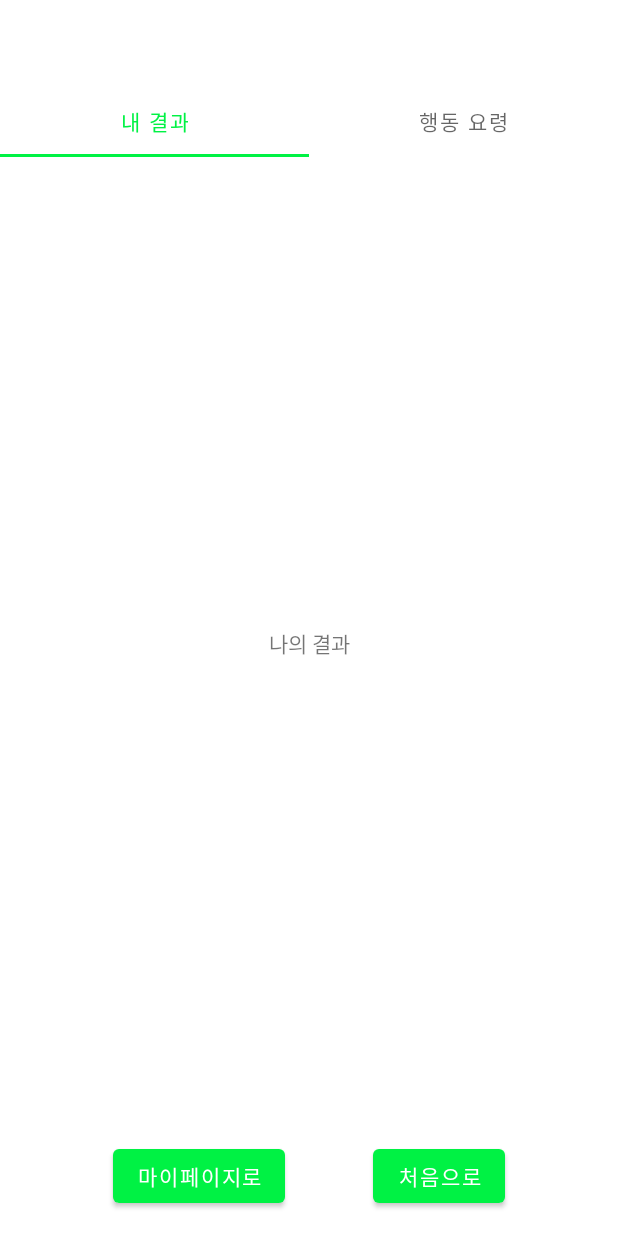
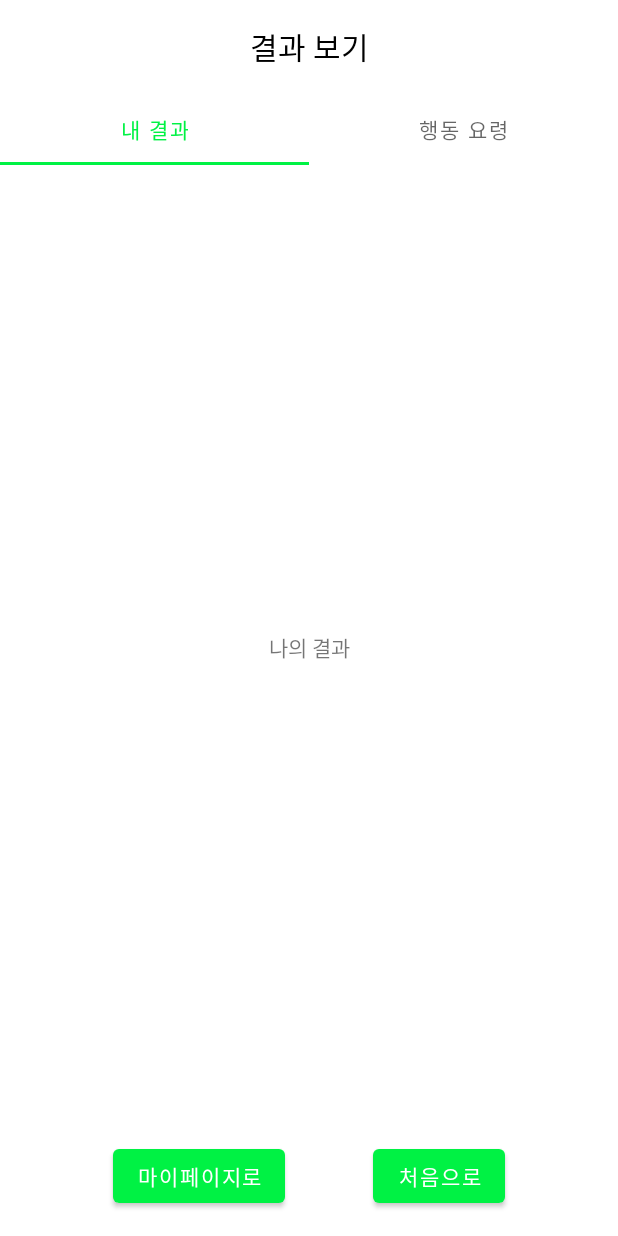
Before and after one commit to SOPKATHON-9th/Damin-AOS, an Android app: the MyResultFragment screen opened directly, with no data from a screen before it, on a phone screen of 412 x 824 dp. Run offline under Robolectric (Android 15) with nearby library versions, the phone set to English and light mode, and no system bars; our stand-ins replace data binding; libraries missing offline, so code that uses them is left out: com.jakewharton.retrofit2; 1 statement that could not run was skipped.

Commit message:
feat: 결과 화면 레트로핏 코드 구현

```diff
--- a/app/src/main/java/sopt/haeti/damin_aos/data/remote/response/Response.kt
+++ b/app/src/main/java/sopt/haeti/damin_aos/data/remote/response/Response.kt
@@ -2,6 +2,7 @@ package sopt.haeti.damin_aos.data.remote.response
 
 import kotlinx.serialization.SerialName
 import kotlinx.serialization.Serializable
+
 @Serializable
 data class ResSituationResult(
     @SerialName("status")
--- a/app/src/main/java/sopt/haeti/damin_aos/presentation/result/MyResultFragment.kt
+++ b/app/src/main/java/sopt/haeti/damin_aos/presentation/result/MyResultFragment.kt
@@ -2,12 +2,45 @@ package sopt.haeti.damin_aos.presentation.result
 
 import android.os.Bundle
 import android.view.View
+import retrofit2.Call
+import retrofit2.Callback
+import retrofit2.Response
 import sopt.haeti.damin_aos.R
+import sopt.haeti.damin_aos.data.remote.request.ReqSituationResult
+import sopt.haeti.damin_aos.data.remote.response.ResSituationResult
 import sopt.haeti.damin_aos.databinding.FragmentMyResultBinding
+import sopt.haeti.damin_aos.server.ServicePool
 import sopt.haeti.damin_aos.util.base.BindingFragment
 
 class MyResultFragment : BindingFragment<FragmentMyResultBinding>(R.layout.fragment_my_result) {
     override fun onViewCreated(view: View, savedInstanceState: Bundle?) {
         super.onViewCreated(view, savedInstanceState)
+
+        getSituationResult()
+    }
+
+    private fun getSituationResult() {
+        val mockRequest = ReqSituationResult(
+            "SAFE",
+            "STORM",
+            "SUBWAY",
+            "IN_SUBWAY"
+        )
+
+        ServicePool.apiService.getSituationResult(mockRequest)
+            .enqueue(object : Callback<ResSituationResult> {
+                override fun onResponse(
+                    call: Call<ResSituationResult>,
+                    response: Response<ResSituationResult>
+                ) {
+                    if(response.isSuccessful){
+                        binding.tvResult.text = response.body()?.data?.result
+                    }
+                }
+
+                override fun onFailure(call: Call<ResSituationResult>, t: Throwable) {
+
+                }
+            })
     }
 }
--- a/app/src/main/java/sopt/haeti/damin_aos/server/ApiFactory.kt
+++ b/app/src/main/java/sopt/haeti/damin_aos/server/ApiFactory.kt
@@ -25,8 +25,8 @@ object ApiFactory {
     }
 
     inline fun <reified T> create(): T = retrofit.create(T::class.java)
+}
 
-    object ServicePool {
-         val apiService = create<ApiService>()
-    }
+object ServicePool {
+    val apiService = ApiFactory.create<ApiService>()
 }
--- a/app/src/main/java/sopt/haeti/damin_aos/server/ApiService.kt
+++ b/app/src/main/java/sopt/haeti/damin_aos/server/ApiService.kt
@@ -11,4 +11,6 @@ interface ApiService {
     fun getSituationResult(
         @Body request: ReqSituationResult
     ): Call<ResSituationResult>
+
+
 }
--- a/app/src/main/res/layout/activity_result.xml
+++ b/app/src/main/res/layout/activity_result.xml
@@ -22,12 +22,13 @@
             app:layout_constraintTop_toTopOf="parent">
 
             <TextView
-                style="@style/H2Headline"
+                style="@style/H1Headline"
                 android:layout_width="wrap_content"
                 android:layout_height="wrap_content"
+                android:text="결과 보기"
+                app:layout_constraintEnd_toEndOf="parent"
                 app:layout_constraintStart_toStartOf="parent"
-                app:layout_constraintTop_toTopOf="parent"
-                tools:text="당신의 생존 확률은 35% 입니다" />
+                app:layout_constraintTop_toTopOf="parent" />
 
         </androidx.constraintlayout.widget.ConstraintLayout>
 
--- a/app/src/main/res/layout/fragment_my_result.xml
+++ b/app/src/main/res/layout/fragment_my_result.xml
@@ -13,6 +13,7 @@
         android:layout_height="match_parent">
 
         <TextView
+            android:id="@+id/tv_result"
             android:layout_width="wrap_content"
             android:layout_height="wrap_content"
             android:text="나의 결과"
```
Also changed, not shown: app/src/main/java/sopt/haeti/damin_aos/presentation/result/ResultActivity.kt (+6 -1 lines).
